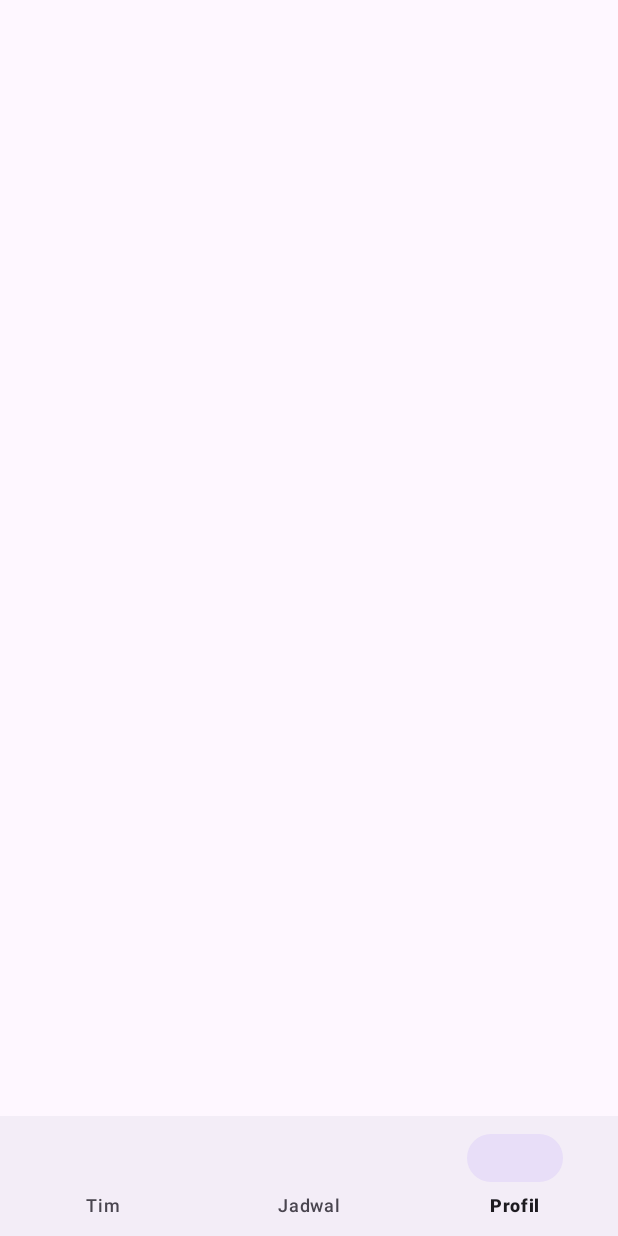
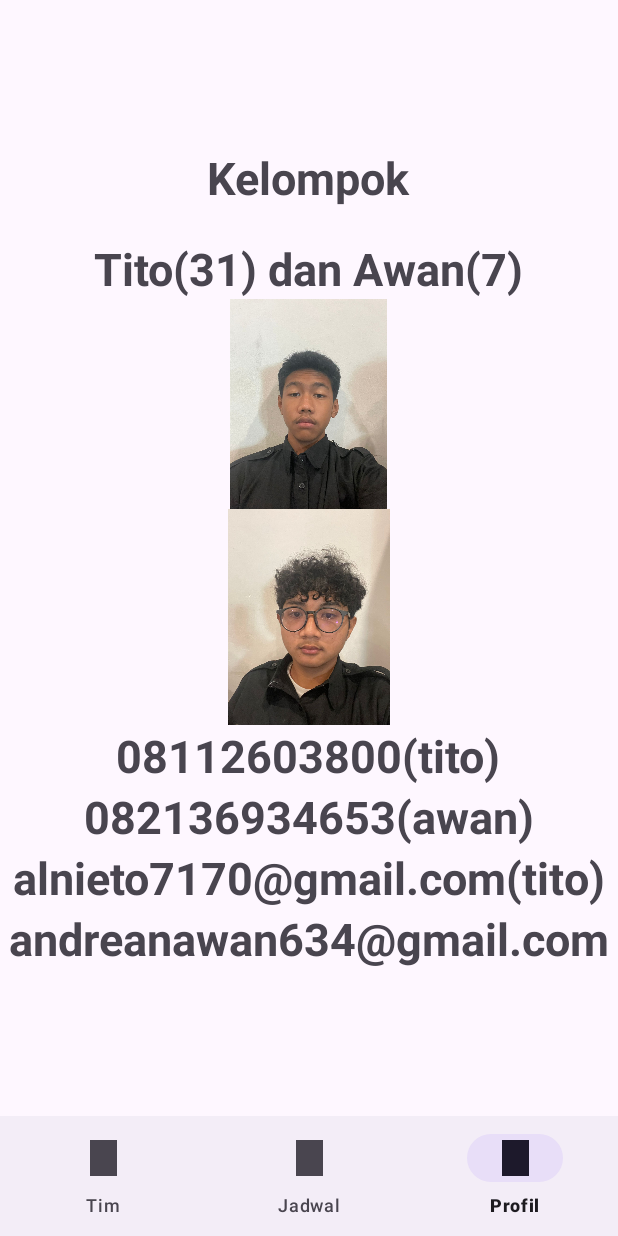
Before and after one commit to Alnieto7/PAS_genap_7_31, an Android app: the screen it shows after launch (MainActivity), item 3 of the bottom bar chosen, on a phone screen of 412 x 824 dp. Run offline under Robolectric (Android 15) with nearby library versions, the phone set to English and light mode, and no system bars.

Commit message:
feat: [AO] profil

```diff
--- a/app/src/main/java/com/example/pas_genap_7_31/ProfilFragment.java
+++ b/app/src/main/java/com/example/pas_genap_7_31/ProfilFragment.java
@@ -11,7 +11,7 @@ import androidx.recyclerview.widget.LinearLayoutManager;
 public class ProfilFragment  extends Fragment {
     public View onCreateView(LayoutInflater inflater, ViewGroup container,
                              Bundle savedInstanceState) {
-        View view = inflater.inflate(R.layout.fragment_profil, container, false);
+        View view = inflater.inflate(R.layout.profil_item_layout, container, false);
 
         return view;
     }
--- /dev/null
+++ b/app/src/main/res/drawable/bg_gradient_card.xml
@@ -0,0 +1,9 @@
+<?xml version="1.0" encoding="utf-8"?>
+<shape xmlns:android="http://schemas.android.com/apk/res/android">
+    <gradient
+        android:angle="45"
+        android:startColor="#2C5364"
+        android:centerColor="#203A43"
+        android:endColor="#0F2027"
+        android:type="linear" />
+</shape>
--- a/app/src/main/res/layout/profil_item_layout.xml
+++ b/app/src/main/res/layout/profil_item_layout.xml
@@ -1,6 +1,69 @@
 <?xml version="1.0" encoding="utf-8"?>
-<androidx.constraintlayout.widget.ConstraintLayout xmlns:android="http://schemas.android.com/apk/res/android"
-             android:layout_width="match_parent"
-             android:layout_height="match_parent">
+<LinearLayout xmlns:android="http://schemas.android.com/apk/res/android"
+    android:layout_width="match_parent"
+    android:layout_height="match_parent"
+    android:gravity="center"
+    android:orientation="vertical">
 
-</androidx.constraintlayout.widget.ConstraintLayout>
+    <TextView
+        android:id="@+id/tvHome"
+        android:layout_width="wrap_content"
+        android:layout_height="wrap_content"
+        android:text="Kelompok"
+        android:textSize="30sp"
+        android:textStyle="bold" />
+
+    <TextView
+        android:id="@+id/tvNma"
+        android:layout_marginTop="20dp"
+        android:layout_width="wrap_content"
+        android:layout_height="wrap_content"
+        android:text="Tito(31) dan Awan(7)"
+        android:textSize="30sp"
+        android:textStyle="bold" />
+
+    <ImageView
+        android:layout_width="194dp"
+        android:layout_height="140dp"
+        android:src="@drawable/awan" />
+
+
+    <ImageView
+        android:layout_width="194dp"
+        android:layout_height="144dp"
+        android:src="@drawable/tito" />
+
+    <TextView
+
+        android:layout_width="wrap_content"
+        android:layout_height="wrap_content"
+        android:text="08112603800(tito)"
+        android:textSize="30sp"
+        android:textStyle="bold" />
+
+    <TextView
+
+        android:layout_width="wrap_content"
+        android:layout_height="wrap_content"
+        android:text="082136934653(awan)"
+        android:textSize="30sp"
+        android:textStyle="bold" />
+
+    <TextView
+
+        android:layout_width="wrap_content"
+        android:layout_height="wrap_content"
+        android:text="alnieto7170@gmail.com(tito)"
+        android:textSize="30sp"
+        android:textStyle="bold" />
+
+    <TextView
+
+        android:layout_width="wrap_content"
+        android:layout_height="wrap_content"
+        android:text="andreanawan634@gmail.com"
+        android:textSize="30sp"
+        android:textStyle="bold" />
+
+
+</LinearLayout>
--- a/app/src/main/res/menu/bottom_nav_menu.xml
+++ b/app/src/main/res/menu/bottom_nav_menu.xml
@@ -3,11 +3,14 @@
 
     <item
         android:id="@+id/nav_tim"
+        android:icon="@drawable/tito"
         android:title="Tim" />
         <item
             android:id="@+id/nav_jadwal"
+            android:icon="@drawable/awan"
             android:title="Jadwal" />
     <item
         android:id="@+id/nav_Profil"
+        android:icon="@drawable/awan"
         android:title="Profil" />
 </menu>
```
Also changed, not shown: app/src/main/res/drawable/awan.jpg (added), app/src/main/res/drawable/tito.jpg (added).
